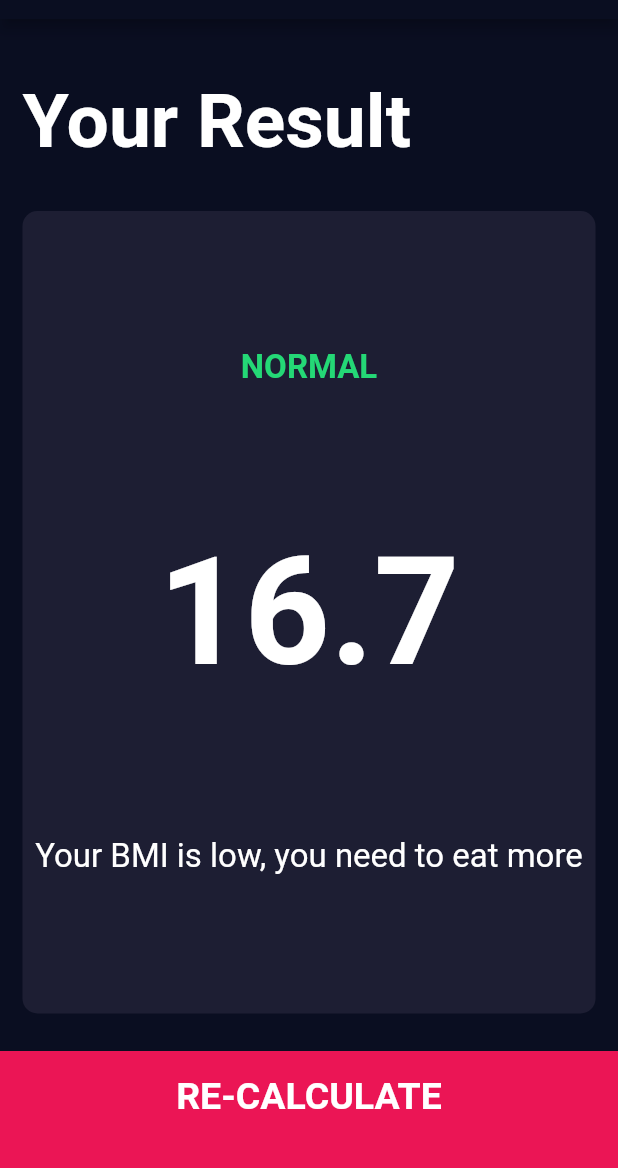
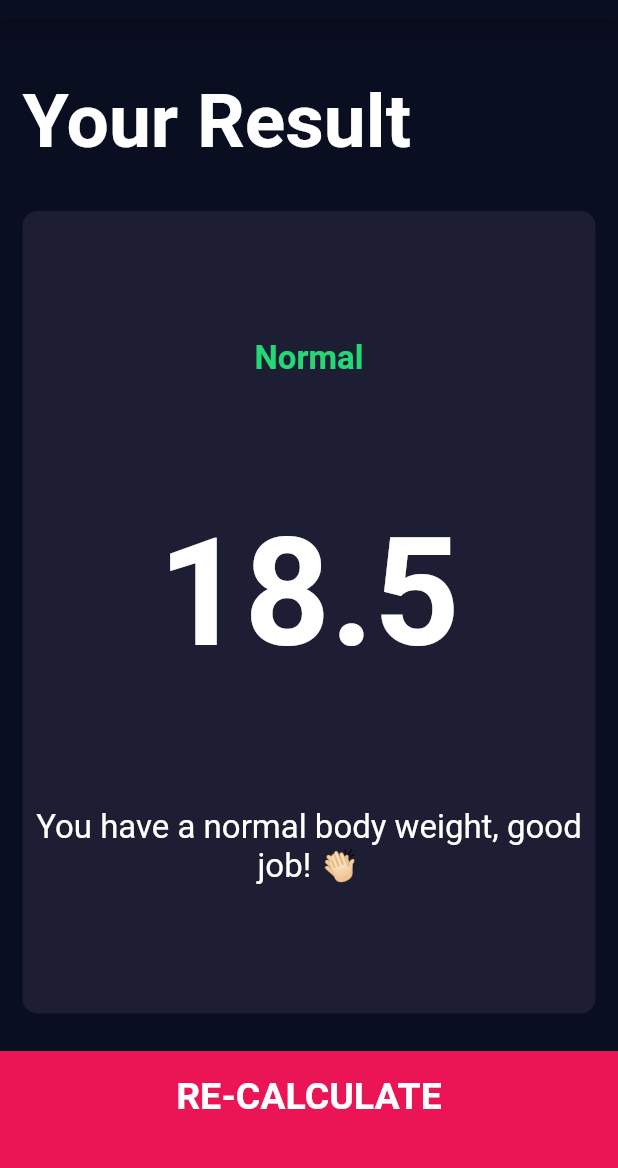
Before and after one commit to kuppylee/BMI-Calculator, a Flutter app: the screen it shows after launch, after a tap on "CALCULATE", on a phone screen of 412 x 824 dp, the part 65-1233 px from its top. Run offline on Flutter 3.47's test engine with Material 2 defaults, Android fonts, the phone set to English and light mode, and no system bars; our stand-ins replace font_awesome_flutter; missing offline and left inert: dart:ffi.

Commit message:
Created the logic page for the BMI calculator and i integrated the functionality, This is the final commit

```diff
--- /dev/null
+++ b/bmi-calculator-flutter-master/lib/calculator_brain.dart
@@ -0,0 +1,42 @@
+
+import 'dart:math';
+
+import 'package:flutter/material.dart';
+
+class BMICalculator {
+  BMICalculator({@required this.height, @required this.weight});
+
+  final height;
+  final weight;
+
+  double _bmi;
+
+  String calculateBMI(){
+    _bmi = weight / pow(height /100, 2);
+    return _bmi.toStringAsFixed(1);
+  }
+
+  String getResult(){
+    if(_bmi >= 25){
+      return 'Overweight';
+    }
+    else if(_bmi > 18.5){
+      return 'Normal';
+    }
+    else{
+     return 'Underweight';
+    }
+  }
+
+  String getInterpretation(){
+    if(_bmi >= 25){
+      return 'You have a higher than normal body weight, try to exercise more 🤗';
+    }
+    else if(_bmi > 18.5){
+      return 'You have a normal body weight, good job! 👏🏻';
+    }
+    else{
+      return 'You have a lower than normal body weight, you need to eat a bit more 🥙';
+    }
+  }
+  }
--- a/bmi-calculator-flutter-master/lib/calculate_button.dart
+++ b/bmi-calculator-flutter-master/lib/components/calculate_button.dart
@@ -1,5 +1,5 @@
 import 'package:flutter/material.dart';
-import 'constants.dart';
+import '../constants.dart';
 
 class CalculateButton extends StatelessWidget {
   final Function onTap;
--- a/bmi-calculator-flutter-master/lib/icon_content.dart
+++ b/bmi-calculator-flutter-master/lib/components/icon_content.dart
@@ -1,6 +1,6 @@
 
 import 'package:flutter/material.dart';
-import 'constants.dart';
+import '../constants.dart';
 
 class IconContent extends StatelessWidget {
   final IconData icon;
--- a/bmi-calculator-flutter-master/lib/main.dart
+++ b/bmi-calculator-flutter-master/lib/main.dart
@@ -1,5 +1,5 @@
 import 'package:flutter/material.dart';
-import 'input_page.dart';
+import 'screens/input_page.dart';
 
 void main() => runApp(BMICalculator());
 
--- a/bmi-calculator-flutter-master/lib/input_page.dart
+++ b/bmi-calculator-flutter-master/lib/screens/input_page.dart
@@ -1,13 +1,14 @@
 import 'dart:ffi';
 
-import 'package:bmi_calculator/result_page.dart';
+import 'package:bmi_calculator/screens/result_page.dart';
 import 'package:flutter/material.dart';
 import 'package:font_awesome_flutter/font_awesome_flutter.dart';
-import 'icon_content.dart';
-import 'reusable_card.dart';
-import 'constants.dart';
-import 'calculate_button.dart';
-import 'roundButton_page.dart';
+import '../components/icon_content.dart';
+import '../components/reusable_card.dart';
+import '../constants.dart';
+import '../components/calculate_button.dart';
+import '../components/roundButton_page.dart';
+import 'package:bmi_calculator/calculator_brain.dart';
 
 
 enum Gender {
@@ -190,9 +191,14 @@ class _InputPageState extends State<InputPage> {
           ),
           CalculateButton(
             onTap: (){
+             BMICalculator calc = BMICalculator(height: height, weight: weight);
               Navigator.push(context,
                 MaterialPageRoute(builder: (context){
-                  return Result();
+                  return Result(
+                    bmiResult: calc.calculateBMI(),
+                    interpretation: calc.getInterpretation(),
+                    resultText: calc.getResult(),
+                  );
                 },
                 ),
               );
--- a/bmi-calculator-flutter-master/lib/result_page.dart
+++ b/bmi-calculator-flutter-master/lib/screens/result_page.dart
@@ -1,9 +1,13 @@
-import 'package:bmi_calculator/reusable_card.dart';
+import 'package:bmi_calculator/components/reusable_card.dart';
 import 'package:flutter/material.dart';
-import 'constants.dart';
-import 'calculate_button.dart';
+import '../constants.dart';
+import '../components/calculate_button.dart';
 class Result extends StatelessWidget {
+  Result({@required this.bmiResult, @required this.resultText, @required this.interpretation});
 
+final bmiResult;
+final resultText;
+final interpretation;
 
   @override
   Widget build(BuildContext context) {
@@ -33,13 +37,13 @@ class Result extends StatelessWidget {
                 mainAxisAlignment: MainAxisAlignment.spaceEvenly,
                 crossAxisAlignment: CrossAxisAlignment.center,
                 children: [
-                  Text('NORMAL',
+                  Text(resultText,
                       style: kResultTextStyle,
                   ),
-                  Text('16.7',
+                  Text(bmiResult,
                     style: kBMITextStyle,
                   ),
-                  Text('Your BMI is low, you need to eat more',
+                  Text(interpretation,
                     textAlign: TextAlign.center,
                     style: kMessageTextStyle,
                   ),
```
Also changed, not shown: bmi-calculator-flutter-master/lib/components/reusable_card.dart (renamed from bmi-calculator-flutter-master/lib/reusable_card.dart), bmi-calculator-flutter-master/lib/components/roundButton_page.dart (renamed from bmi-calculator-flutter-master/lib/roundButton_page.dart).
